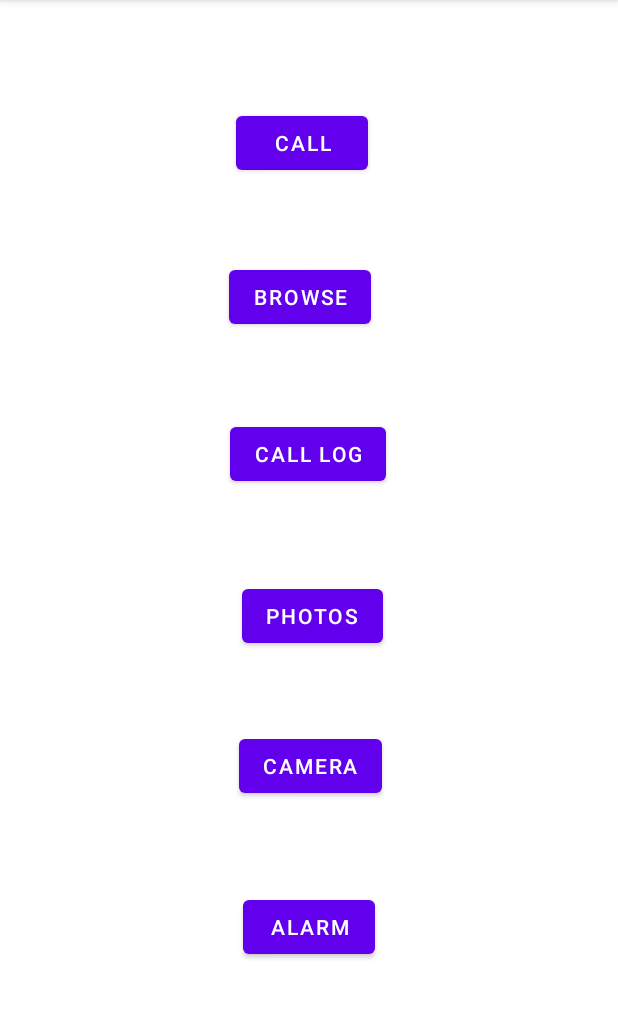
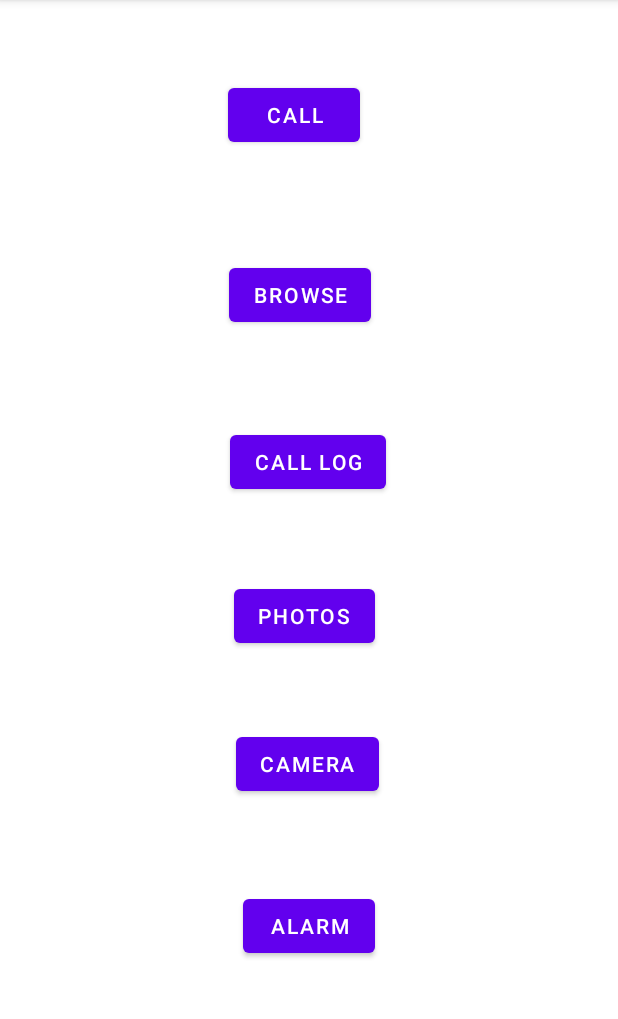
Before and after one commit to patel-shlok/MAD_P-4_20012011126, an Android app: the screen it shows after launch (MainActivity), on a phone screen of 412 x 824 dp, the part 84-1103 px from its top. Run offline under Robolectric (Android 15) with nearby library versions, the phone set to English and light mode, and no system bars.

Commit message:
initial commit

```diff
--- a/app/src/main/res/layout/activity_main.xml
+++ b/app/src/main/res/layout/activity_main.xml
@@ -13,10 +13,10 @@
         android:text="Call"
         app:layout_constraintBottom_toBottomOf="parent"
         app:layout_constraintEnd_toEndOf="parent"
-        app:layout_constraintHorizontal_bias="0.486"
+        app:layout_constraintHorizontal_bias="0.47"
         app:layout_constraintStart_toStartOf="parent"
         app:layout_constraintTop_toTopOf="parent"
-        app:layout_constraintVertical_bias="0.099" />
+        app:layout_constraintVertical_bias="0.073" />
 
     <Button
         android:id="@+id/button2"
@@ -29,7 +29,7 @@
         app:layout_constraintHorizontal_bias="0.482"
         app:layout_constraintStart_toStartOf="parent"
         app:layout_constraintTop_toBottomOf="@+id/button"
-        app:layout_constraintVertical_bias="0.019" />
+        app:layout_constraintVertical_bias="0.049" />
 
     <Button
         android:id="@+id/button3"
@@ -42,7 +42,7 @@
         app:layout_constraintHorizontal_bias="0.498"
         app:layout_constraintStart_toStartOf="parent"
         app:layout_constraintTop_toBottomOf="@+id/button2"
-        app:layout_constraintVertical_bias="0.053" />
+        app:layout_constraintVertical_bias="0.067" />
 
     <Button
         android:id="@+id/button4"
@@ -53,10 +53,10 @@
         android:text="Photos"
         app:layout_constraintBottom_toBottomOf="parent"
         app:layout_constraintEnd_toEndOf="parent"
-        app:layout_constraintHorizontal_bias="0.501"
+        app:layout_constraintHorizontal_bias="0.485"
         app:layout_constraintStart_toStartOf="parent"
         app:layout_constraintTop_toBottomOf="@+id/button3"
-        app:layout_constraintVertical_bias="0.087" />
+        app:layout_constraintVertical_bias="0.074" />
 
     <Button
         android:id="@+id/button5"
@@ -67,9 +67,10 @@
         android:text="Camera"
         app:layout_constraintBottom_toBottomOf="parent"
         app:layout_constraintEnd_toEndOf="parent"
+        app:layout_constraintHorizontal_bias="0.493"
         app:layout_constraintStart_toStartOf="parent"
         app:layout_constraintTop_toBottomOf="@+id/button4"
-        app:layout_constraintVertical_bias="0.059" />
+        app:layout_constraintVertical_bias="0.054" />
 
     <Button
         android:id="@+id/button6"
```
